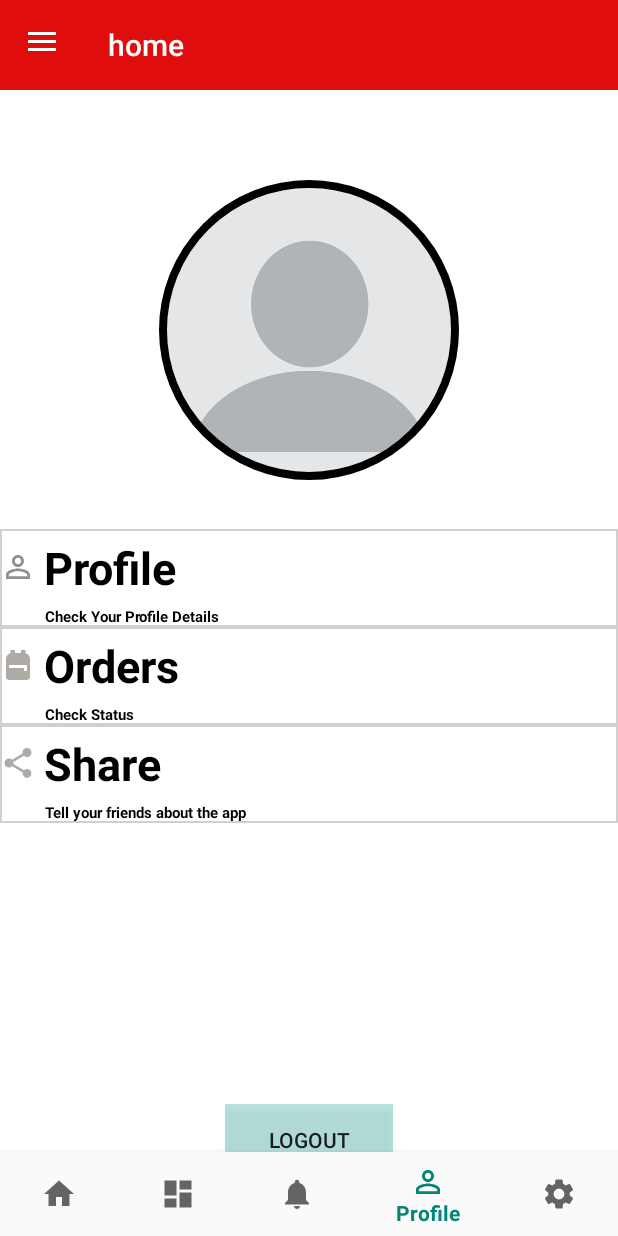
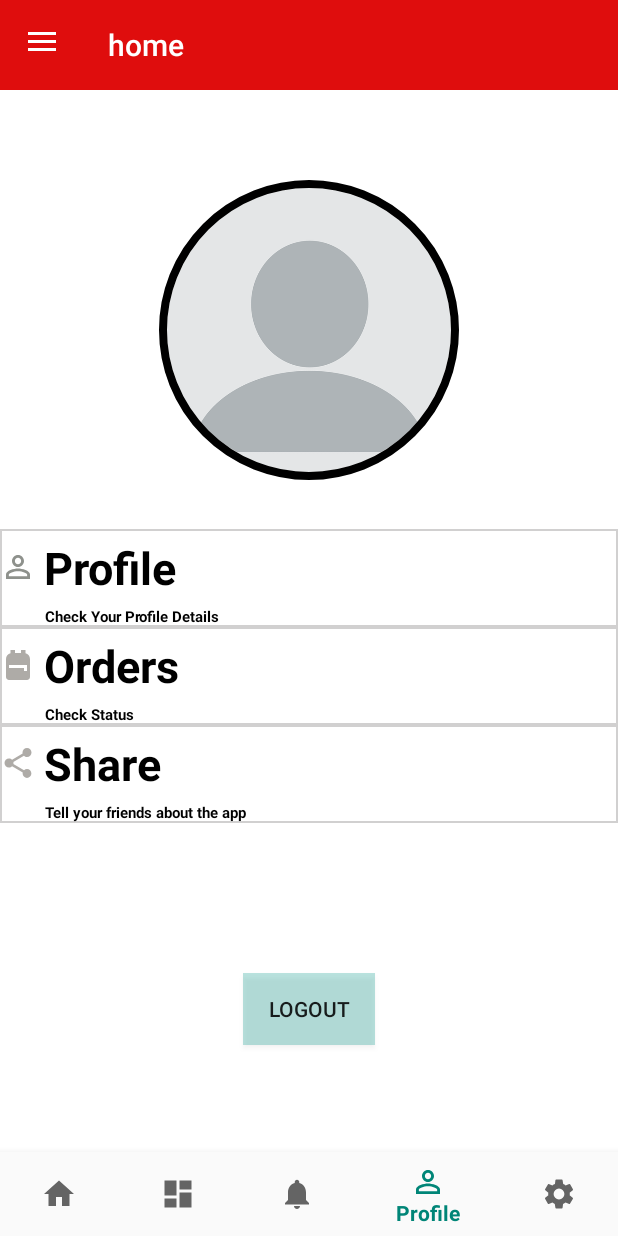
Before and after one commit to aakashe502/DoorStep, an Android app: the screen it shows after launch once a user with an empty profile is signed in (HomePage), item 4 of the bottom bar chosen, on a phone screen of 412 x 824 dp. Run offline under Robolectric (Android 15) with nearby library versions, the phone set to English and light mode, and no system bars; our stand-ins replace CircleImageView, Firebase (no records; nobody signed in at launch, a user with empty details on screens opened directly), navigation-ui; 1 statement that could not run was skipped.

Commit message:
Pushing some modifications to current code

```diff
--- a/app/src/main/java/com/hadIt/doorstep/ProfileActivity.java
+++ b/app/src/main/java/com/hadIt/doorstep/ProfileActivity.java
@@ -43,5 +43,7 @@ public class ProfileActivity extends AppCompatActivity {
                     mobile.setText(documentSnapshot.getData().get("mobile").toString());
                 }
             });
+
+
     }
 }
--- a/app/src/main/java/com/hadIt/doorstep/ui/Profile/Profile.java
+++ b/app/src/main/java/com/hadIt/doorstep/ui/Profile/Profile.java
@@ -5,6 +5,7 @@ import android.os.Bundle;
 import android.view.LayoutInflater;
 import android.view.View;
 import android.view.ViewGroup;
+import android.widget.Button;
 import android.widget.TextView;
 
 import androidx.annotation.NonNull;
@@ -14,11 +15,9 @@ import com.google.android.gms.tasks.OnSuccessListener;
 import com.google.firebase.auth.FirebaseAuth;
 import com.google.firebase.firestore.DocumentSnapshot;
 import com.google.firebase.firestore.FirebaseFirestore;
+import com.hadIt.doorstep.LoginActivity;
 import com.hadIt.doorstep.ProfileActivity;
 import com.hadIt.doorstep.R;
-import com.hadIt.doorstep.cache.model.Users;
-
-import java.util.ArrayList;
 
 public class Profile extends Fragment {
 
@@ -27,6 +26,7 @@ public class Profile extends Fragment {
     public TextView profile;
     public TextView orders;
     public TextView share;
+    public Button logout;
     private FirebaseAuth auth;
     private FirebaseFirestore db;
 
@@ -39,6 +39,7 @@ public class Profile extends Fragment {
         profile = root.findViewById(R.id.profile);
         orders = root.findViewById(R.id.orders);
         share = root.findViewById(R.id.share);
+        logout = root.findViewById(R.id.logout);
 
         auth = FirebaseAuth.getInstance();
         db = FirebaseFirestore.getInstance();
@@ -66,6 +67,14 @@ public class Profile extends Fragment {
             }
         });
 
+        logout.setOnClickListener(new View.OnClickListener() {
+            @Override
+            public void onClick(View v) {
+                auth.signOut();
+                startActivity(new Intent(getActivity(), LoginActivity.class));
+            }
+        });
+
         return root;
     }
 }
--- a/app/src/main/res/layout/fragment_profile.xml
+++ b/app/src/main/res/layout/fragment_profile.xml
@@ -144,15 +144,14 @@
     </LinearLayout>
 
     <Button
-        android:layout_width="match_parent"
+        android:id="@+id/logout"
+        android:layout_width="wrap_content"
         android:layout_height="wrap_content"
-        android:layout_alignParentBottom="true"
         android:layout_centerHorizontal="true"
         android:text="Logout"
-        android:layout_marginLeft="150dp"
-        android:layout_marginRight="150dp"
+        android:layout_below="@+id/share_with_friends"
         android:background="#45009688"
-        android:layout_marginBottom="100dp"
+        android:layout_marginTop="100dp"
         />
 
 </RelativeLayout>
```
